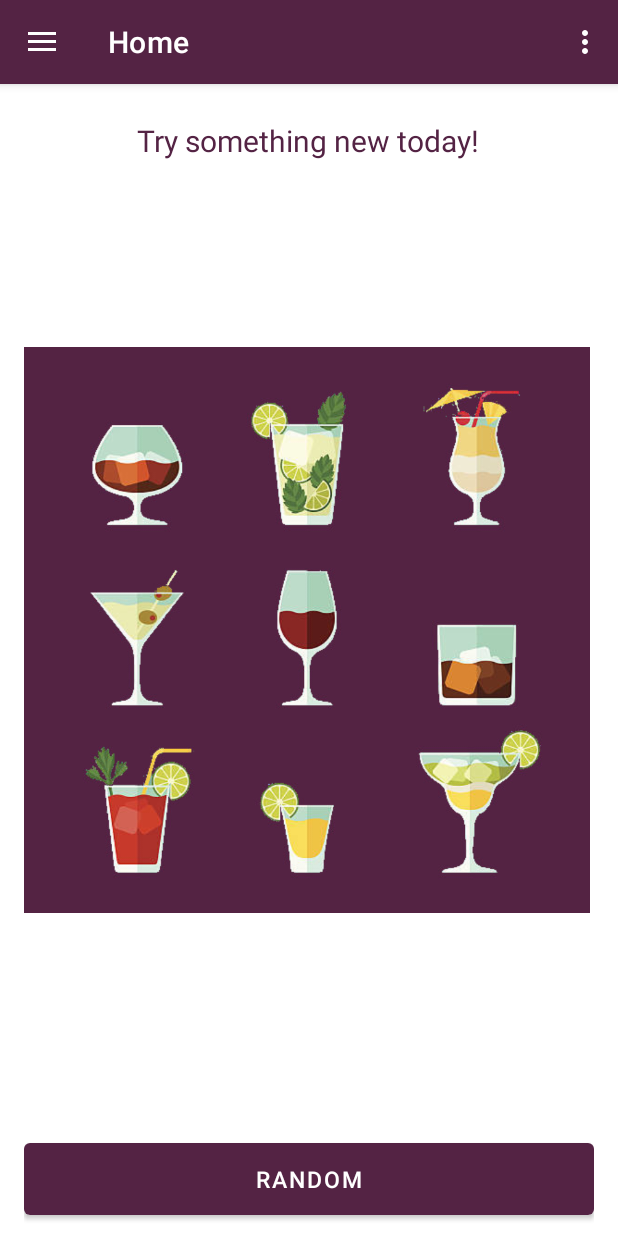
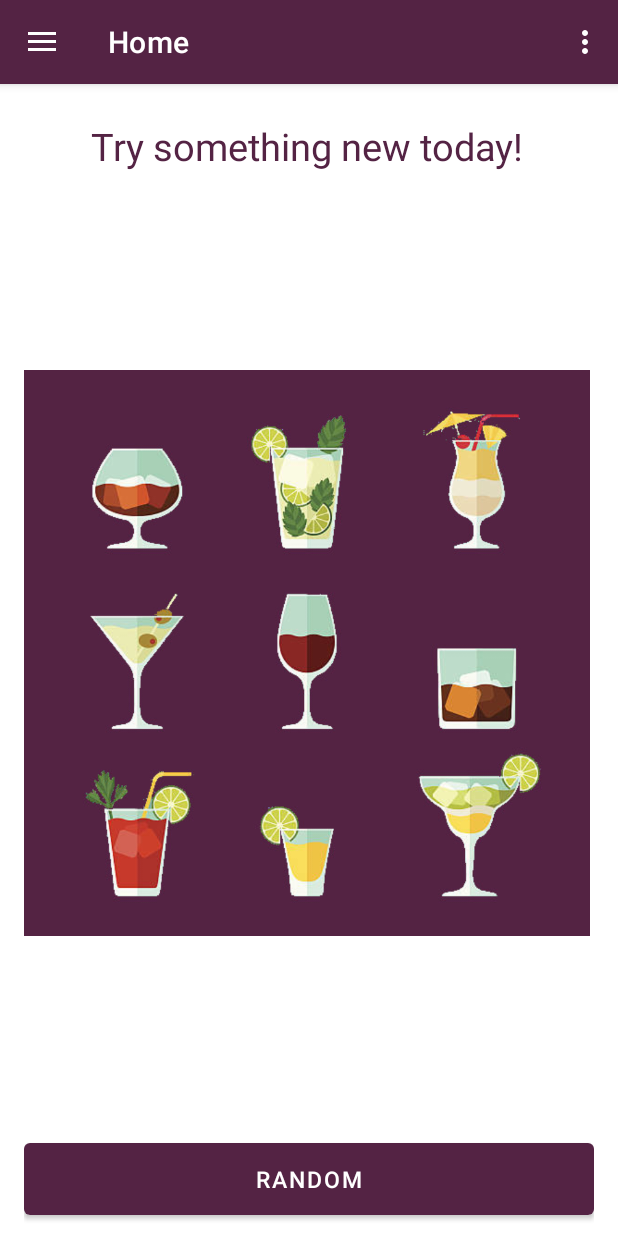
Before and after one commit to Vackor/CocktailBar, an Android app: the screen it shows after launch (MainActivity), on a phone screen of 412 x 824 dp. Run offline under Robolectric (Android 15) with nearby library versions, the phone set to English and light mode, and no system bars; our stand-ins replace navigation-ui; pictures from the network do not load; 1 statement that could not run was skipped.

Commit message:
Small layout shanges. Home fragment and Database edit done, Database fragment updates are needed

```diff
--- a/app/src/main/res/layout/fragment_home.xml
+++ b/app/src/main/res/layout/fragment_home.xml
@@ -10,7 +10,7 @@
     android:paddingLeft="16dp"
     android:paddingRight="16dp"
     android:paddingTop="8dp"
-    android:gravity="bottom"
+    android:gravity="top"
     android:background="@color/white"
     android:weightSum="1">
 
@@ -19,7 +19,7 @@
         android:layout_width="377dp"
         android:layout_height="match_parent"
         android:layout_gravity="top"
-        android:gravity="bottom"
+        android:gravity="center"
         android:orientation="vertical"
         android:paddingTop="8dp"
         android:paddingBottom="32dp"
@@ -33,17 +33,17 @@
             android:layout_marginStart="8dp"
             android:layout_marginTop="8dp"
             android:layout_marginEnd="8dp"
-            android:layout_marginBottom="8dp"
+            android:layout_marginBottom="32dp"
             android:textAlignment="center"
             android:textColor="@color/dark_byzantium"
-            android:textSize="20sp"
+            android:textSize="25sp"
             android:visibility="visible"/>
 
         <ImageView
             android:id="@+id/random_image"
             android:layout_width="match_parent"
             android:layout_height="wrap_content"
-            android:src="@mipmap/home_screen" />
+            android:src="@mipmap/home_screen"/>
 
     </LinearLayout>
 
```
